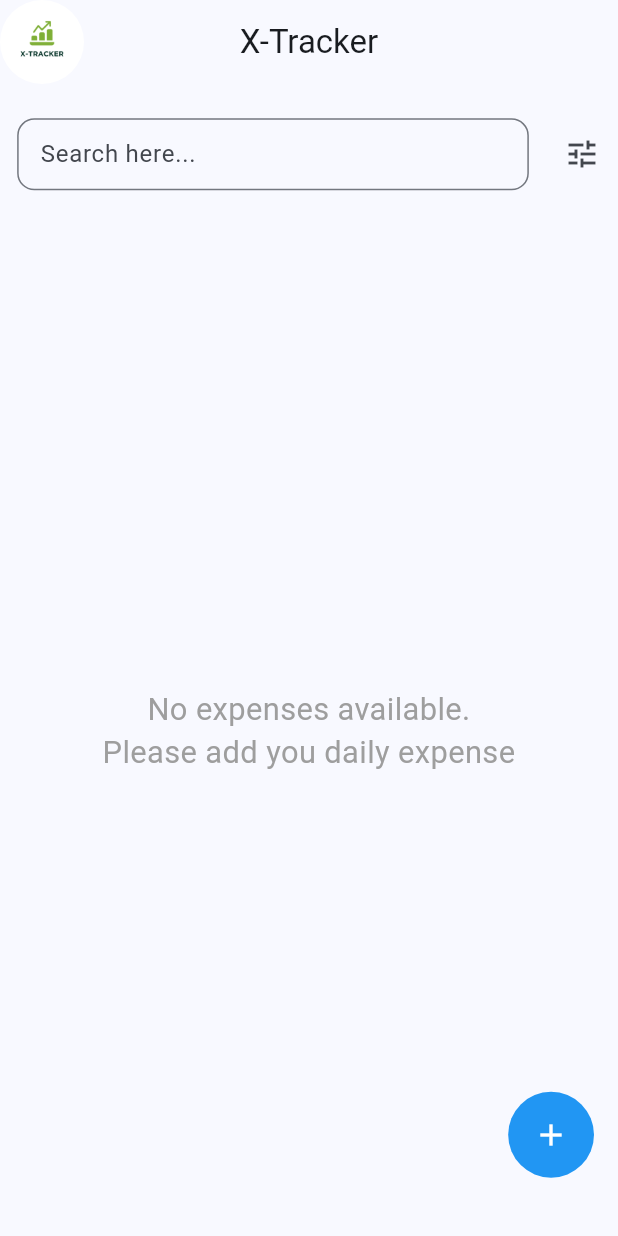
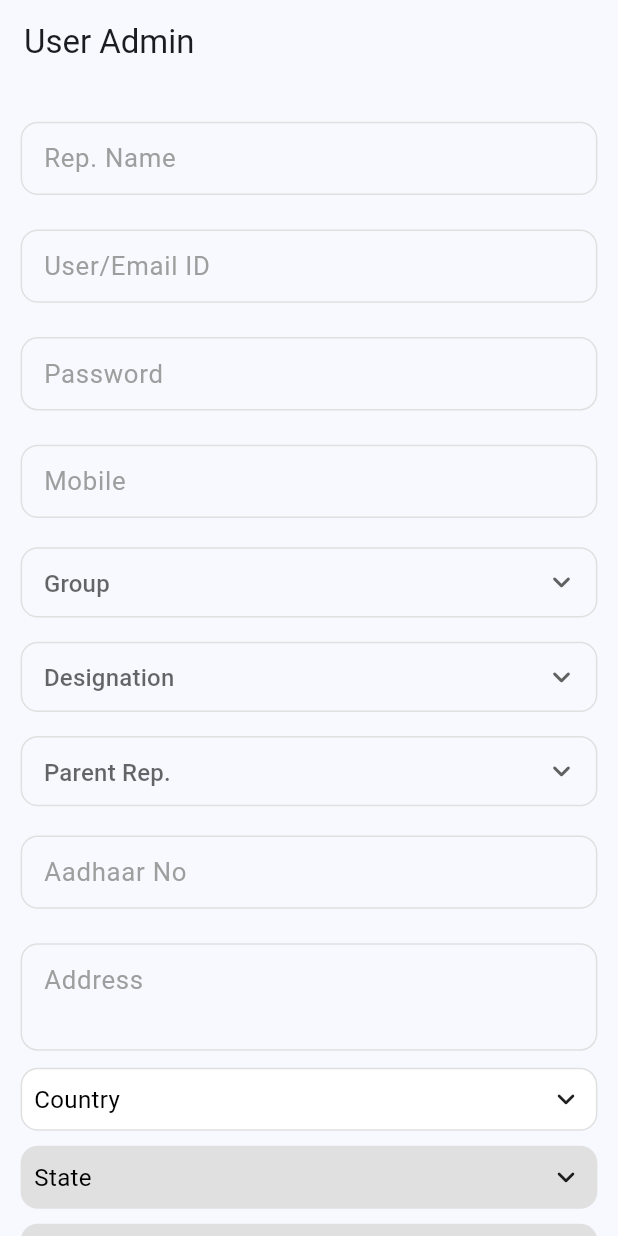
Before and after one commit to surajyadav1919/x-tracker, a Flutter app: the screen it shows after launch, on a phone screen of 412 x 824 dp. Run offline on Flutter 3.47's test engine with Material 3 defaults, Android fonts, the phone set to English and light mode, and no system bars; drawn by our look-alikes of csc_picker; our stand-ins replace fancy_shimmer_image, fl_chart, flutter_screenutil, get, sqflite; missing offline and left inert: multiselected_item_dropdown; accounts and stored records are empty.

Commit message:
money_view_task

```diff
--- /dev/null
+++ b/lib/app/money_view_app/controllers/add_form_controller.dart
@@ -0,0 +1,40 @@
+import '../../../exports.dart';
+
+class AddFormController extends GetxController {
+  final GlobalKey<FormState> formKey = GlobalKey<FormState>();
+
+  TextEditingController repTxtCtr = TextEditingController();
+  TextEditingController userTxtCtr = TextEditingController();
+  TextEditingController passTxtCtr = TextEditingController();
+  TextEditingController mobileTxtCtr = TextEditingController();
+  TextEditingController aadhaarTxtCtr = TextEditingController();
+  TextEditingController addressTxtCtr = TextEditingController();
+  TextEditingController pinTxtCtr = TextEditingController();
+  TextEditingController lockDaysTxtCtr = TextEditingController();
+  TextEditingController dvrEmailTxtCtr = TextEditingController();
+
+  RxBool checkBoxValue = false.obs;
+
+  final selectedGrp = RxnString();
+  final List<String> grpList = ['Group1', 'Group2', 'Group3'];
+  final selectedDesignation = RxnString();
+  final List<String> designationList = ['Designation1', 'Designation2', 'Designation3', "Designation4"];
+  final selectedRep = RxnString();
+  final List<String> repList = ['Rep1', 'Rep2', 'Rep3', 'Rep4', 'Rep5'];
+
+  RxList<RadioModel> radioList = <RadioModel>[
+    RadioModel(title: "DVR File Upload"),
+    RadioModel(title: "Expense File Upload"),
+    RadioModel(title: "Location Saved"),
+    RadioModel(title: "Blocked"),
+  ].obs;
+
+  List<String> selected = [];
+
+}
+
+class RadioModel {
+  String? title;
+  bool? selected;
+  RadioModel({this.title, this.selected});
+}
--- /dev/null
+++ b/lib/app/money_view_app/views/add_form.dart
@@ -0,0 +1,327 @@
+import 'package:csc_picker/csc_picker.dart';
+import 'package:multiselected_item_dropdown/multiselected_item_dropdown.dart';
+import 'package:x_tracker/app/money_view_app/controllers/add_form_controller.dart';
+import 'package:x_tracker/exports.dart';
+
+class AddFormScreen extends StatelessWidget {
+  AddFormScreen({super.key});
+  final AddFormController controller = Get.put(AddFormController());
+
+  @override
+  Widget build(BuildContext context) {
+    return Scaffold(
+      appBar: AppBar(title: Text("User Admin")),
+      body: SingleChildScrollView(
+        padding: EdgeInsets.all(AppDimensions.margin12),
+        child: Form(
+          key: controller.formKey,
+          child: Column(
+            children: [
+              CustomTextFormField(
+                hintText: 'Rep. Name',
+                // labelText: 'Title',
+                controller: controller.repTxtCtr,
+                validator: (val) => Validation.validateField(val, 'Rep. Name'),
+              ),
+              CustomTextFormField(
+                hintText: 'User/Email ID',
+                // labelText: 'Title',
+                controller: controller.userTxtCtr,
+                validator: (val) => Validation.validateField(val, 'User/Email ID'),
+              ),
+              CustomTextFormField(
+                hintText: 'Password',
+                // labelText: 'Title',
+                controller: controller.passTxtCtr,
+                validator: (val) => Validation.validateField(val, 'Password'),
+              ),
+              CustomTextFormField(
+                hintText: 'Mobile',
+                // labelText: 'Title',
+                controller: controller.mobileTxtCtr,
+                validator: (val) => Validation.validateField(val, 'Mobile'),
+              ),
+              Obx(() => DropdownButtonFormField<String>(
+                    value: controller.selectedGrp.value,
+                    icon: Icon(Icons.keyboard_arrow_down_rounded),
+                    items: controller.grpList
+                        .map((type) => DropdownMenuItem(
+                              value: type,
+                              child: Text(type),
+                            ))
+                        .toList(),
+                    onChanged: (value) => controller.selectedGrp.value = value,
+                    autovalidateMode: AutovalidateMode.onUserInteraction,
+                    decoration: InputDecoration(
+                      isCollapsed: true,
+                      constraints:
+                          BoxConstraints(minHeight: AppDimensions.height30, maxHeight: AppDimensions.height30 * 2),
+                      contentPadding: EdgeInsets.all(AppDimensions.margin10),
+                      // labelText: 'Payment Type',
+                      hintText: "Group",
+                      border: inputBorder(),
+                      enabledBorder: inputBorder(),
+                      errorBorder: inputBorder(),
+                      disabledBorder: inputBorder(),
+                      focusedBorder: inputBorder(),
+                      focusedErrorBorder: inputBorder(),
+                    ),
+                    validator: (value) => value == null ? 'Please select a group' : null,
+                  ).paddingSymmetric(vertical: AppDimensions.margin7)),
+              Obx(() => DropdownButtonFormField<String>(
+                    value: controller.selectedDesignation.value,
+                    icon: Icon(Icons.keyboard_arrow_down_rounded),
+                    items: controller.designationList
+                        .map((type) => DropdownMenuItem(
+                              value: type,
+                              child: Text(type),
+                            ))
+                        .toList(),
+                    onChanged: (value) => controller.selectedDesignation.value = value,
+                    autovalidateMode: AutovalidateMode.onUserInteraction,
+                    decoration: InputDecoration(
+                      isCollapsed: true,
+                      constraints:
+                          BoxConstraints(minHeight: AppDimensions.height30, maxHeight: AppDimensions.height30 * 2),
+                      contentPadding: EdgeInsets.all(AppDimensions.margin10),
+                      // labelText: 'Payment Type',
+                      hintText: "Designation",
+                      border: inputBorder(),
+                      enabledBorder: inputBorder(),
+                      errorBorder: inputBorder(),
+                      disabledBorder: inputBorder(),
+                      focusedBorder: inputBorder(),
+                      focusedErrorBorder: inputBorder(),
+                    ),
+                    validator: (value) => value == null ? 'Please select a designation' : null,
+                  ).paddingSymmetric(vertical: AppDimensions.margin7)),
+              Obx(() => DropdownButtonFormField<String>(
+                    value: controller.selectedRep.value,
+                    icon: Icon(Icons.keyboard_arrow_down_rounded),
+                    items: controller.repList
+                        .map((type) => DropdownMenuItem(
+                              value: type,
+                              child: Text(type),
+                            ))
+                        .toList(),
+                    onChanged: (value) => controller.selectedRep.value = value,
+                    autovalidateMode: AutovalidateMode.onUserInteraction,
+                    decoration: InputDecoration(
+                      isCollapsed: true,
+                      constraints:
+                          BoxConstraints(minHeight: AppDimensions.height30, maxHeight: AppDimensions.height30 * 2),
+                      contentPadding: EdgeInsets.all(AppDimensions.margin10),
+                      // labelText: 'Payment Type',
+                      hintText: "Parent Rep.",
+                      border: inputBorder(),
+                      enabledBorder: inputBorder(),
+                      errorBorder: inputBorder(),
+                      disabledBorder: inputBorder(),
+                      focusedBorder: inputBorder(),
+                      focusedErrorBorder: inputBorder(),
+                    ),
+                    validator: (value) => value == null ? 'Please select a Parent Rep.' : null,
+                  ).paddingSymmetric(vertical: AppDimensions.margin7)),
+              CustomTextFormField(
+                hintText: 'Aadhaar No',
+                // labelText: 'Title',
+                keyboardType: TextInputType.number,
+                maxLength: 12,
+                controller: controller.aadhaarTxtCtr,
+                validator: (val) => Validation.validateField(val, 'Aadhaar No'),
+              ),
+              CustomTextFormField(
+                minLine: 3,
+                maxLine: 5,
+                keyboardType: TextInputType.streetAddress,
+                hintText: 'Address',
+                // labelText: 'Title',
+                controller: controller.addressTxtCtr,
+                validator: (val) => Validation.validateField(val, 'Address'),
+              ),
+              CscPickerWidget(),
+              CustomTextFormField(
+                maxLength: 6,
+                keyboardType: TextInputType.number,
+                hintText: 'Pin',
+                // labelText: 'Title',
+                controller: controller.pinTxtCtr,
+                validator: (val) => Validation.validateField(val, 'Pin'),
+              ),
+              CustomTextFormField(
+                hintText: 'Lock Days',
+                // labelText: 'Title',
+                controller: controller.lockDaysTxtCtr,
+                validator: (val) => Validation.validateField(val, 'Lock Days'),
+              ),
+              CustomTextFormField(
+                hintText: 'DVR Email sent to',
+                keyboardType: TextInputType.emailAddress,
+                // labelText: 'Title',
+                controller: controller.dvrEmailTxtCtr,
+                validator: (val) => Validation.validateField(val, 'DVR Email sent to'),
+              ),
+              Row(
+                children: [
+                  Obx(() => Checkbox(
+                      materialTapTargetSize: MaterialTapTargetSize.shrinkWrap,
+                      value: controller.checkBoxValue.value,
+                      onChanged: (val) {
+                        controller.checkBoxValue.value = val!;
+                      })),
+                  Expanded(child: Text("Email to top line also")),
+                ],
+              ),
+              Obx(
+                () => ListView.builder(
+                    itemCount: controller.radioList.length,
+                    shrinkWrap: true,
+                    physics: NeverScrollableScrollPhysics(),
+                    itemBuilder: (context, index) {
+                      var radioList = controller.radioList[index];
+                      return Row(
+                        children: [
+                          Expanded(flex: 6, child: Text("${radioList.title}")),
+                          Expanded(
+                              flex: 3,
+                              child: RadioListTile(
+                                  toggleable: true,
+                                  contentPadding: EdgeInsets.zero,
+                                  title: Text("No"),
+                                  value: radioList.selected,
+                                  groupValue: false,
+                                  onChanged: (val) {
+                                    radioList.selected = false;
+                                    controller.radioList.refresh();
+                                  })),
+                          Expanded(
+                              flex: 3,
+                              child: RadioListTile(
+                                  contentPadding: EdgeInsets.zero,
+                                  title: Text("Yes"),
+                                  value: radioList.selected ?? false,
+                                  groupValue: true,
+                                  onChanged: (val) {
+                                    radioList.selected = true;
+                                    controller.radioList.refresh();
+                                  })),
+                        ],
+                      );
+                    }),
+              ),
+              Align(
+                  alignment: Alignment.centerLeft,
+                  child: Text(
+                    "Linked Head Quarter",
+                    style: TextStyle(fontWeight: FontWeight.bold, fontSize: AppDimensions.font20),
+                  )).paddingSymmetric(vertical: AppDimensions.margin10),
+              Container(
+                decoration: BoxDecoration(
+                    border: Border.all(color: Colors.grey.shade300),
+                    borderRadius: BorderRadius.circular(AppDimensions.radius10)),
+                child: MultiSelectedItemDropdown<String>(
+                  list: ['head quarter 1', 'head quarter 2', 'head quarter 3', 'head quarter 4'], //required field
+                  hintText: 'Please Select head quarter',
+                  isShowMultiSelected: true,
+                  isMultiSelected: true,
+                  showBorderRadius: true,
+                  onUpdateSelectedList: (val) {},
+                ),
+              ),
+              customBtn(
+                  btnClr: Colors.grey.shade400,
+                  btnTxt: "Save",
+                  onTap: () {
+                    if (controller.formKey.currentState!.validate()) {
+                      showInSnackbar();
+                    }
+                  }).paddingSymmetric(vertical: AppDimensions.margin30)
+            ],
+          ),
+        ),
+      ),
+    );
+  }
+}
+
+class CscPickerWidget extends StatefulWidget {
+  const CscPickerWidget({super.key});
+
+  @override
+  _CscPickerWidgetState createState() => _CscPickerWidgetState();
+}
+
+class _CscPickerWidgetState extends State<CscPickerWidget> {
+  String countryValue = "";
+  String stateValue = "";
+  String cityValue = "";
+  String address = "";
+
+  @override
+  Widget build(BuildContext context) {
+    return CSCPicker(
+      showStates: true,
+      showCities: true,
+      flagState: CountryFlag.DISABLE,
+
+      dropdownDecoration: BoxDecoration(
+        borderRadius: BorderRadius.all(Radius.circular(AppDimensions.radius10)),
+        color: Colors.white,
+        border: Border.all(color: Colors.grey.shade300, width: 1),
+      ),
+
+      disabledDropdownDecoration: BoxDecoration(
+        borderRadius: BorderRadius.all(Radius.circular(AppDimensions.radius10)),
+        color: Colors.grey.shade300,
+        border: Border.all(color: Colors.grey.shade300, width: 1),
+      ),
+
+      countrySearchPlaceholder: "Country",
+      stateSearchPlaceholder: "State",
+      citySearchPlaceholder: "City",
+
+      countryDropdownLabel: "Country",
+      stateDropdownLabel: "State",
+      cityDropdownLabel: "City",
+
+      //defaultCountry: CscCountry.India,
+      //disableCountry: true,
+
+      // countryFilter: [CscCountry.India, CscCountry.United_States, CscCountry.Canada],
+
+      selectedItemStyle: TextStyle(
+        color: Colors.black,
+        fontSize: AppDimensions.font14,
+      ),
+
+      dropdownHeadingStyle: TextStyle(color: Colors.black, fontSize: 17, fontWeight: FontWeight.bold),
+
+      dropdownItemStyle: TextStyle(
+        color: Colors.black,
+        fontSize: AppDimensions.font14,
+      ),
+
+      dropdownDialogRadius: 10.0,
+
+      searchBarRadius: 10.0,
+
+      onCountryChanged: (value) {
+        setState(() {
+          countryValue = value;
+        });
+      },
+      layout: Layout.vertical,
+      onStateChanged: (value) {
+        setState(() {
+          stateValue = value ?? "";
+        });
+      },
+
+      onCityChanged: (value) {
+        setState(() {
+          cityValue = value ?? "";
+        });
+      },
+    );
+  }
+}
--- a/lib/app/validation/validation.dart
+++ b/lib/app/validation/validation.dart
@@ -3,6 +3,14 @@ class Validation {
     if (value == null || value.isEmpty) return 'Please enter an amount';
     if (double.tryParse(value) == null) return 'Please enter a valid number';
     return null;
+  }
+
+  static String? validateField(String? value, title) {
+    if (value == null || value.isEmpty) {
+      return 'Please enter a $title';
+    } else {
+      return null;
+    }
   }
 
   static String? validateTitle(String? value) {
--- a/lib/app/widgets/custom_text_form_field.dart
+++ b/lib/app/widgets/custom_text_form_field.dart
@@ -13,6 +13,9 @@ class CustomTextFormField extends StatelessWidget {
   final Icon? prefixIcon;
   final Icon? suffixIcon;
   final VoidCallback? onTap;
+  final int? minLine;
+  final int? maxLine;
+  final int? maxLength;
 
   const CustomTextFormField({
     Key? key,
@@ -27,6 +30,8 @@ class CustomTextFormField extends StatelessWidget {
     this.suffixIcon,
     this.readOnly = false,
     this.onTap,
+    this.minLine,
+    this.maxLine, this.maxLength,
   }) : super(key: key);
 
   @override
@@ -42,17 +47,35 @@ class CustomTextFormField extends StatelessWidget {
         onChanged: onChanged,
         readOnly: readOnly,
         autovalidateMode: AutovalidateMode.onUserInteraction,
+        minLines: minLine,
+        maxLines: maxLine,
+        maxLength: maxLength,
+        buildCounter: (_, {required currentLength, required isFocused, maxLength}) {
+          return null; // Hide the counter
+        },
         decoration: InputDecoration(
-                  contentPadding: EdgeInsets.all(AppDimensions.margin10),
+          isCollapsed: true,
+
+          constraints: BoxConstraints(minHeight: AppDimensions.height30, maxHeight: AppDimensions.height30 * 2),
+          contentPadding: EdgeInsets.all(AppDimensions.margin10),
           hintText: hintText,
           labelText: labelText,
           prefixIcon: prefixIcon,
           suffixIcon: suffixIcon,
-          border: OutlineInputBorder(
-            borderRadius: BorderRadius.circular(AppDimensions.radius10),
-          ),
+          hintStyle: TextStyle(color: Colors.grey, fontSize: AppDimensions.font15),
+          border: inputBorder(),
+          enabledBorder: inputBorder(),
+          errorBorder: inputBorder(),
+          disabledBorder: inputBorder(),
+          focusedBorder: inputBorder(),
+          focusedErrorBorder: inputBorder(),
         ),
       ),
     );
   }
 }
+
+InputBorder inputBorder() => OutlineInputBorder(
+      borderSide: BorderSide(color: Colors.grey.shade300),
+      borderRadius: BorderRadius.circular(AppDimensions.radius10),
+    );
--- a/lib/app/widgets/helper_widget.dart
+++ b/lib/app/widgets/helper_widget.dart
@@ -11,14 +11,14 @@ Widget spacerWidth() => SizedBox(
       width: AppDimensions.width10,
     );
 
-Widget customBtn({onTap, btnTxt}) => GestureDetector(
+Widget customBtn({onTap, btnTxt, btnClr}) => GestureDetector(
       onTap: onTap,
       child: Container(
           alignment: Alignment.center,
           width: double.infinity,
           padding: EdgeInsets.all(AppDimensions.margin10),
-          decoration:
-              BoxDecoration(color: AppColors.success, borderRadius: BorderRadius.circular(AppDimensions.radius10)),
+          decoration: BoxDecoration(
+              color: btnClr ?? AppColors.success, borderRadius: BorderRadius.circular(AppDimensions.radius10)),
           child: Text(
             btnTxt ?? "Button Text",
             style: const TextStyle(color: AppColors.white),
--- a/lib/main.dart
+++ b/lib/main.dart
@@ -1,6 +1,9 @@
+import 'package:x_tracker/app/money_view_app/views/add_form.dart';
+
 import 'exports.dart';
 
 void main() {
+  WidgetsFlutterBinding.ensureInitialized();
   runApp(const MyApp());
 }
 
@@ -25,7 +28,7 @@ class MyApp extends StatelessWidget {
                 surfaceTintColor: Colors.transparent,
               ),
             ),
-            home: HomeScreen(),
+            home: AddFormScreen() ?? HomeScreen(),
           );
         });
   }
--- a/pubspec.yaml
+++ b/pubspec.yaml
@@ -20,6 +20,8 @@ dependencies:
   path_provider: ^2.0.8
   fl_chart: ^0.69.2
   fancy_shimmer_image:
+  csc_picker: ^0.2.7
+  multiselected_item_dropdown: ^0.0.7
 
 dev_dependencies:
   flutter_test:
@@ -31,7 +33,6 @@ flutter:
 
   uses-material-design: true
 
-  # To add assets to your application, add an assets section, like this:
   assets:
     - assets/images/
 
```
Also changed, not shown: pubspec.lock.
